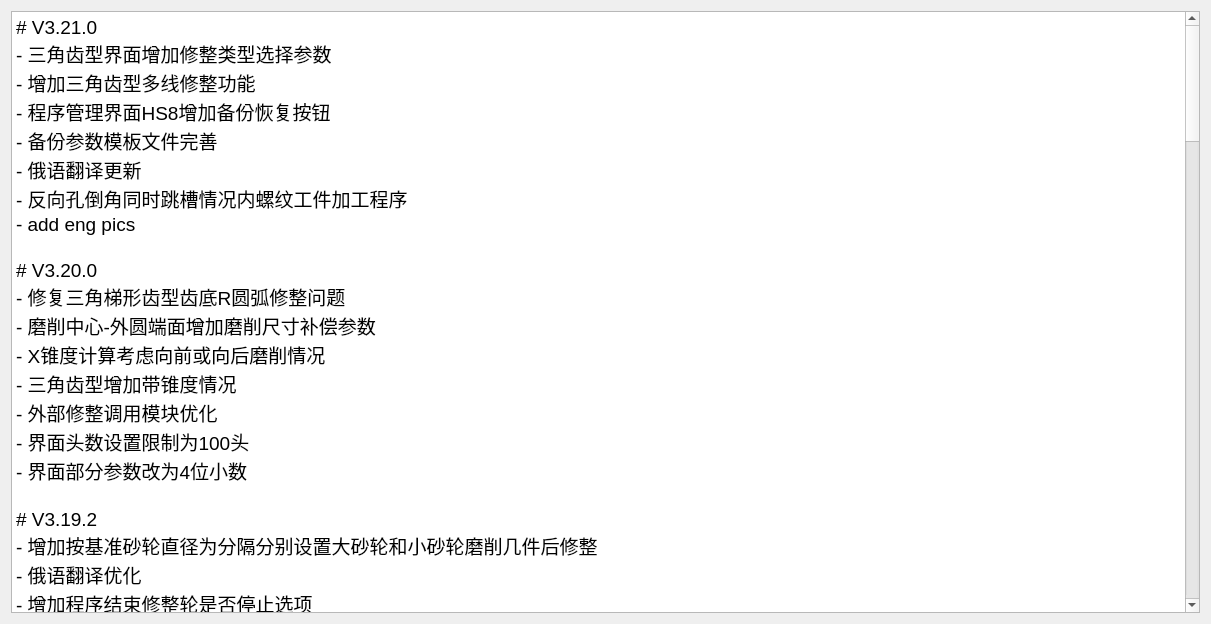
This is history.ui in nie11kun/HorizonJuicerCreator as Qt 5 draws it before an edit. The edited form follows.
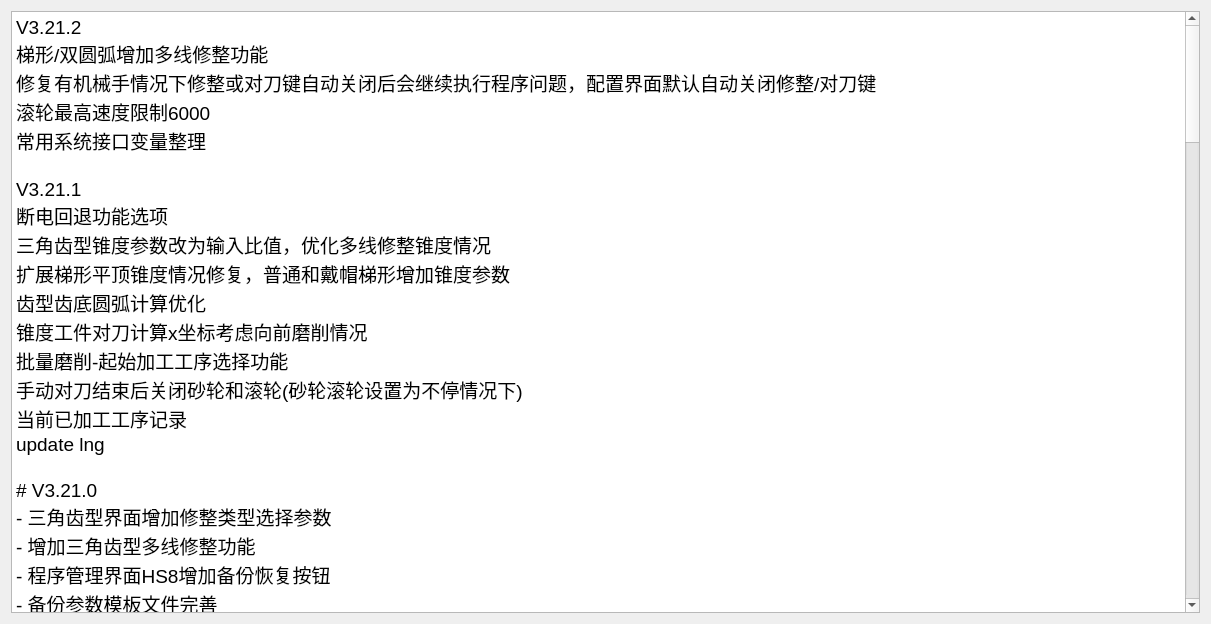
This is the edited form.

Diff of the .ui file:
```diff
--- a/history.ui
+++ b/history.ui
@@ -24,6 +24,23 @@
 li.unchecked::marker { content: &quot;\2610&quot;; }
 li.checked::marker { content: &quot;\2612&quot;; }
 &lt;/style&gt;&lt;/head&gt;&lt;body style=&quot; font-family:'Segoe UI'; font-size:9pt; font-weight:400; font-style:normal;&quot;&gt;
+&lt;p style=&quot; margin-top:0px; margin-bottom:0px; margin-left:0px; margin-right:0px; -qt-block-indent:0; text-indent:0px;&quot;&gt;&lt;span style=&quot; font-size:14pt;&quot;&gt;V3.21.2&lt;/span&gt;&lt;/p&gt;
+&lt;p style=&quot; margin-top:0px; margin-bottom:0px; margin-left:0px; margin-right:0px; -qt-block-indent:0; text-indent:0px;&quot;&gt;&lt;span style=&quot; font-size:14pt;&quot;&gt;梯形/双圆弧增加多线修整功能&lt;/span&gt;&lt;/p&gt;
+&lt;p style=&quot; margin-top:0px; margin-bottom:0px; margin-left:0px; margin-right:0px; -qt-block-indent:0; text-indent:0px;&quot;&gt;&lt;span style=&quot; font-size:14pt;&quot;&gt;修复有机械手情况下修整或对刀键自动关闭后会继续执行程序问题，配置界面默认自动关闭修整/对刀键&lt;/span&gt;&lt;/p&gt;
+&lt;p style=&quot; margin-top:0px; margin-bottom:0px; margin-left:0px; margin-right:0px; -qt-block-indent:0; text-indent:0px;&quot;&gt;&lt;span style=&quot; font-size:14pt;&quot;&gt;滚轮最高速度限制6000&lt;/span&gt;&lt;/p&gt;
+&lt;p style=&quot; margin-top:0px; margin-bottom:0px; margin-left:0px; margin-right:0px; -qt-block-indent:0; text-indent:0px;&quot;&gt;&lt;span style=&quot; font-size:14pt;&quot;&gt;常用系统接口变量整理&lt;/span&gt;&lt;/p&gt;
+&lt;p style=&quot;-qt-paragraph-type:empty; margin-top:0px; margin-bottom:0px; margin-left:0px; margin-right:0px; -qt-block-indent:0; text-indent:0px; font-size:14pt;&quot;&gt;&lt;br /&gt;&lt;/p&gt;
+&lt;p style=&quot; margin-top:0px; margin-bottom:0px; margin-left:0px; margin-right:0px; -qt-block-indent:0; text-indent:0px;&quot;&gt;&lt;span style=&quot; font-size:14pt;&quot;&gt;V3.21.1&lt;/span&gt;&lt;/p&gt;
+&lt;p style=&quot; margin-top:0px; margin-bottom:0px; margin-left:0px; margin-right:0px; -qt-block-indent:0; text-indent:0px;&quot;&gt;&lt;span style=&quot; font-size:14pt;&quot;&gt;断电回退功能选项&lt;/span&gt;&lt;/p&gt;
+&lt;p style=&quot; margin-top:0px; margin-bottom:0px; margin-left:0px; margin-right:0px; -qt-block-indent:0; text-indent:0px;&quot;&gt;&lt;span style=&quot; font-size:14pt;&quot;&gt;三角齿型锥度参数改为输入比值，优化多线修整锥度情况&lt;/span&gt;&lt;/p&gt;
+&lt;p style=&quot; margin-top:0px; margin-bottom:0px; margin-left:0px; margin-right:0px; -qt-block-indent:0; text-indent:0px;&quot;&gt;&lt;span style=&quot; font-size:14pt;&quot;&gt;扩展梯形平顶锥度情况修复，普通和戴帽梯形增加锥度参数&lt;/span&gt;&lt;/p&gt;
+&lt;p style=&quot; margin-top:0px; margin-bottom:0px; margin-left:0px; margin-right:0px; -qt-block-indent:0; text-indent:0px;&quot;&gt;&lt;span style=&quot; font-size:14pt;&quot;&gt;齿型齿底圆弧计算优化&lt;/span&gt;&lt;/p&gt;
+&lt;p style=&quot; margin-top:0px; margin-bottom:0px; margin-left:0px; margin-right:0px; -qt-block-indent:0; text-indent:0px;&quot;&gt;&lt;span style=&quot; font-size:14pt;&quot;&gt;锥度工件对刀计算x坐标考虑向前磨削情况&lt;/span&gt;&lt;/p&gt;
+&lt;p style=&quot; margin-top:0px; margin-bottom:0px; margin-left:0px; margin-right:0px; -qt-block-indent:0; text-indent:0px;&quot;&gt;&lt;span style=&quot; font-size:14pt;&quot;&gt;批量磨削-起始加工工序选择功能&lt;/span&gt;&lt;/p&gt;
+&lt;p style=&quot; margin-top:0px; margin-bottom:0px; margin-left:0px; margin-right:0px; -qt-block-indent:0; text-indent:0px;&quot;&gt;&lt;span style=&quot; font-size:14pt;&quot;&gt;手动对刀结束后关闭砂轮和滚轮(砂轮滚轮设置为不停情况下)&lt;/span&gt;&lt;/p&gt;
+&lt;p style=&quot; margin-top:0px; margin-bottom:0px; margin-left:0px; margin-right:0px; -qt-block-indent:0; text-indent:0px;&quot;&gt;&lt;span style=&quot; font-size:14pt;&quot;&gt;当前已加工工序记录&lt;/span&gt;&lt;/p&gt;
+&lt;p style=&quot; margin-top:0px; margin-bottom:0px; margin-left:0px; margin-right:0px; -qt-block-indent:0; text-indent:0px;&quot;&gt;&lt;span style=&quot; font-size:14pt;&quot;&gt;update lng&lt;/span&gt;&lt;/p&gt;
+&lt;p style=&quot;-qt-paragraph-type:empty; margin-top:0px; margin-bottom:0px; margin-left:0px; margin-right:0px; -qt-block-indent:0; text-indent:0px; font-size:14pt;&quot;&gt;&lt;br /&gt;&lt;/p&gt;
 &lt;p style=&quot; margin-top:0px; margin-bottom:0px; margin-left:0px; margin-right:0px; -qt-block-indent:0; text-indent:0px;&quot;&gt;&lt;span style=&quot; font-size:14pt;&quot;&gt;# V3.21.0&lt;/span&gt;&lt;/p&gt;
 &lt;p style=&quot; margin-top:0px; margin-bottom:0px; margin-left:0px; margin-right:0px; -qt-block-indent:0; text-indent:0px;&quot;&gt;&lt;span style=&quot; font-size:14pt;&quot;&gt;- 三角齿型界面增加修整类型选择参数&lt;/span&gt;&lt;/p&gt;
 &lt;p style=&quot; margin-top:0px; margin-bottom:0px; margin-left:0px; margin-right:0px; -qt-block-indent:0; text-indent:0px;&quot;&gt;&lt;span style=&quot; font-size:14pt;&quot;&gt;- 增加三角齿型多线修整功能&lt;/span&gt;&lt;/p&gt;
```
